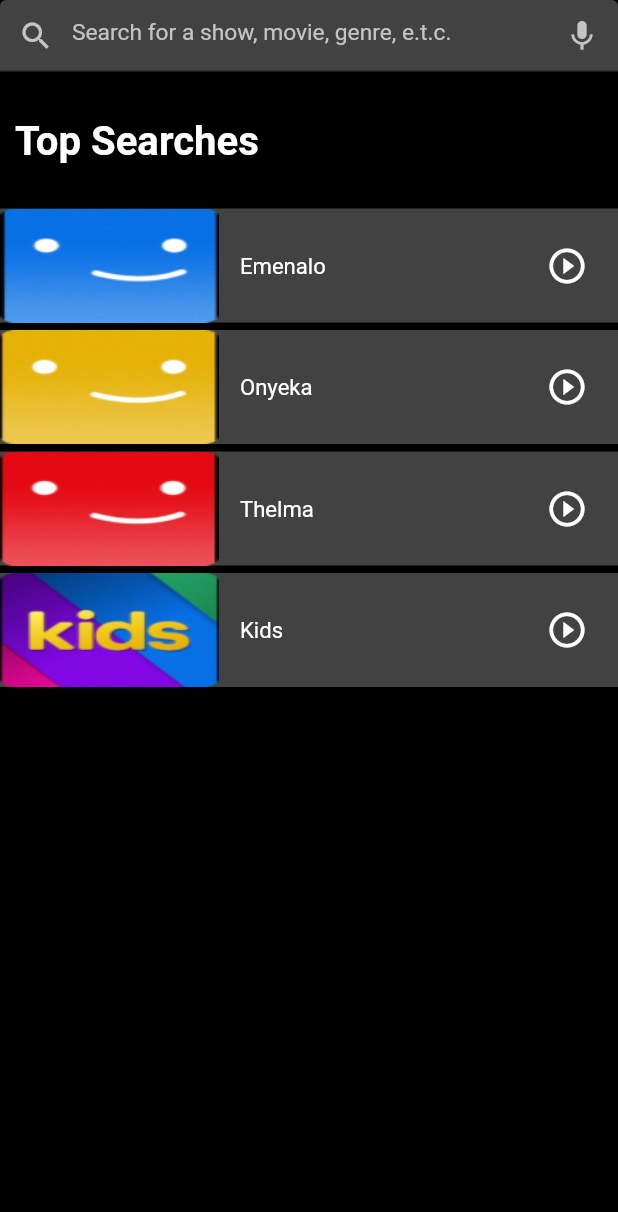
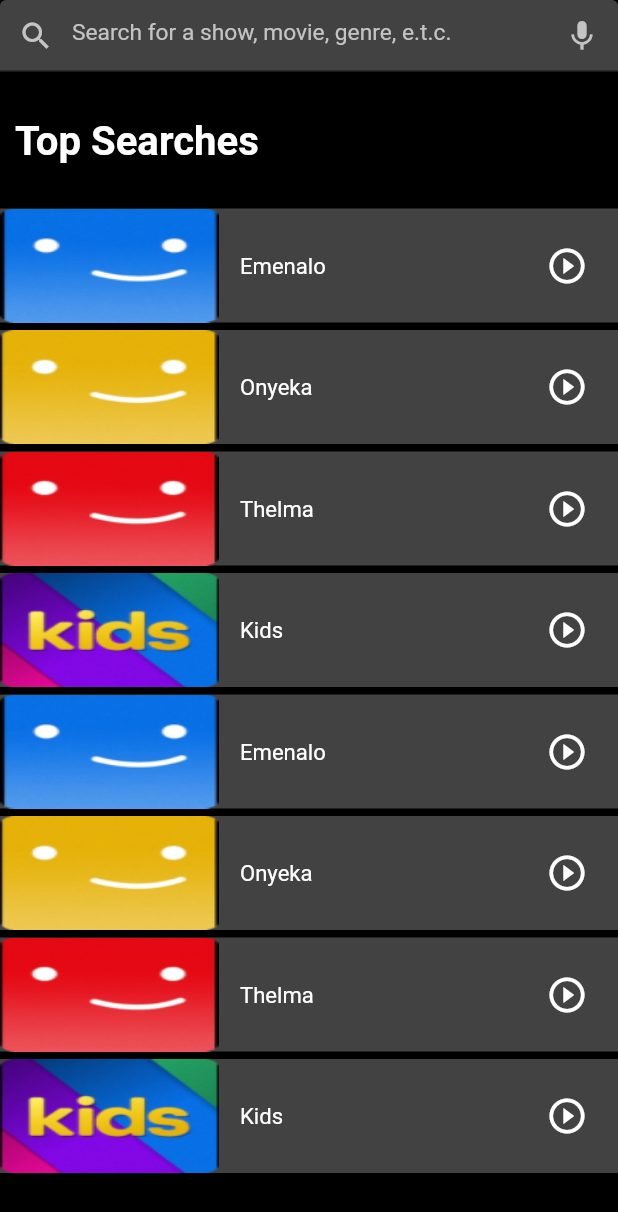
Before and after one commit to AbhinandhanaPU/netflix, a Flutter app: the SearchScreen screen opened directly, on a phone screen of 412 x 824 dp. Shown: the top 1212 px of the screen. Run offline on Flutter 3.47's test engine with Material 2 defaults, Android fonts, the phone set to English and light mode, and no system bars.

Commit message:
second commit

```diff
--- a/lib/data_base/db.dart
+++ b/lib/data_base/db.dart
@@ -8,6 +8,10 @@ class DataBase {
 
   static String homeScreen = "asset/images/Rectangle 26.png";
   static List<Map> topSearch = [
+    {"imageurl": "asset/images/Rectangle 2.png", "name": "Emenalo"},
+    {"imageurl": "asset/images/Rectangle 3.png", "name": "Onyeka"},
+    {"imageurl": "asset/images/Rectangle 4.png", "name": "Thelma"},
+    {"imageurl": "asset/images/Rectangle 5.png", "name": "Kids"},
     {"imageurl": "asset/images/Rectangle 2.png", "name": "Emenalo"},
     {"imageurl": "asset/images/Rectangle 3.png", "name": "Onyeka"},
     {"imageurl": "asset/images/Rectangle 4.png", "name": "Thelma"},
```
